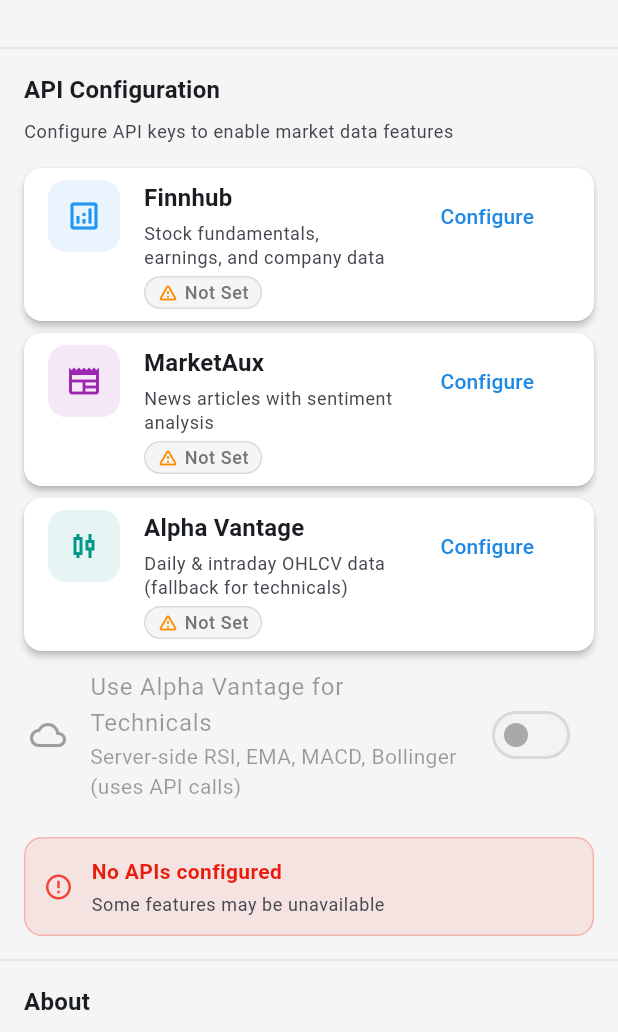
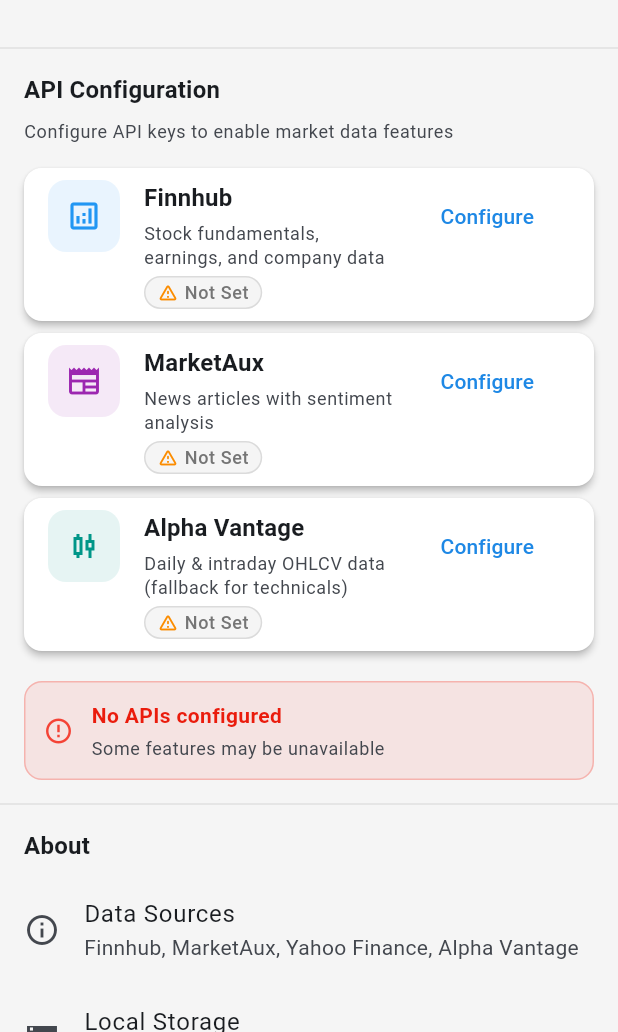
Before and after one commit to gestrow/watchlist_technicals, a Flutter app: the _SettingsPageContent screen opened directly, on a phone screen of 412 x 824 dp, the part 204-1236 px from its top. Run offline on Flutter 3.47's test engine with Material 3 defaults, Android fonts, the light colour scheme and no system bars; our stand-ins replace connectivity_plus, dartz, dio, equatable, flutter_bloc, flutter_secure_storage and 8 more; accounts and stored records are empty.

Commit message:
messed with AV implementation

```diff
--- a/lib/core/constants/app_constants.dart
+++ b/lib/core/constants/app_constants.dart
@@ -120,7 +120,10 @@
   static const String avModeKey = 'use_av_for_technicals';
   static const String avCallCountKey = 'av_call_count';
   static const String avCallDateKey = 'av_call_date';
+  static const String avFreeTierKey = 'av_free_tier';
   static const int avDailyCallLimit = 25;
+  /// Minimum ms between consecutive AV calls on the free tier (5 req/min = 12s).
+  static const int avFreeMinIntervalMs = 13000;
   static const Duration fundamentalsCacheTtl = Duration(hours: 24);
 
   // Feature Flags
--- a/lib/features/settings/presentation/bloc/settings_bloc.dart
+++ b/lib/features/settings/presentation/bloc/settings_bloc.dart
@@ -33,6 +33,7 @@
     on<ClearApiKey>(_onClearApiKey);
     on<ClearValidationState>(_onClearValidationState);
     on<ToggleAvForTechnicals>(_onToggleAvForTechnicals);
+    on<ToggleAvPremiumTier>(_onToggleAvPremiumTier);
   }
 
   Future<void> _onLoadSettings(
@@ -45,12 +46,15 @@
       final status = await _repository.getConfigurationStatus();
       final avMode =
           _settingsBox.get(AppConstants.avModeKey, defaultValue: false) as bool;
+      final avPremium =
+          !(_settingsBox.get(AppConstants.avFreeTierKey, defaultValue: true) as bool);
       emit(state.copyWith(
         isLoading: false,
         finnhubConfigured: status[ApiProvider.finnhub] ?? false,
         marketauxConfigured: status[ApiProvider.marketaux] ?? false,
         alphaVantageConfigured: status[ApiProvider.alphaVantage] ?? false,
         useAvForTechnicals: avMode,
+        avPremiumTier: avPremium,
       ));
     } catch (e) {
       emit(state.copyWith(
@@ -152,6 +156,15 @@
     emit(state.copyWith(useAvForTechnicals: event.enabled));
   }
 
+  Future<void> _onToggleAvPremiumTier(
+    ToggleAvPremiumTier event,
+    Emitter<SettingsState> emit,
+  ) async {
+    // avFreeTierKey stores true = free tier; premium = NOT free tier
+    await _settingsBox.put(AppConstants.avFreeTierKey, !event.isPremium);
+    emit(state.copyWith(avPremiumTier: event.isPremium));
+  }
+
   /// Validate an API key by making a test request
   Future<bool> _validateKey(ApiProvider provider, String apiKey) async {
     switch (provider) {
--- a/lib/features/settings/presentation/bloc/settings_event.dart
+++ b/lib/features/settings/presentation/bloc/settings_event.dart
@@ -59,3 +59,14 @@
   @override
   List<Object?> get props => [enabled];
 }
+
+/// Toggle between free and premium Alpha Vantage tier.
+/// Premium tier removes per-minute rate limiting.
+final class ToggleAvPremiumTier extends SettingsEvent {
+  final bool isPremium;
+
+  const ToggleAvPremiumTier({required this.isPremium});
+
+  @override
+  List<Object?> get props => [isPremium];
+}
--- a/lib/features/settings/presentation/bloc/settings_state.dart
+++ b/lib/features/settings/presentation/bloc/settings_state.dart
@@ -19,6 +19,8 @@
   final ApiProvider? validatingProvider;
   final String? error;
   final bool useAvForTechnicals;
+  /// True when the user has a paid Alpha Vantage plan (disables rate limiting).
+  final bool avPremiumTier;
 
   const SettingsState({
     this.isLoading = false,
@@ -30,6 +32,7 @@
     this.validatingProvider,
     this.error,
     this.useAvForTechnicals = false,
+    this.avPremiumTier = false,
   });
 
   /// Check if a specific provider is configured
@@ -66,6 +69,7 @@
     bool clearError = false,
     bool clearValidation = false,
     bool? useAvForTechnicals,
+    bool? avPremiumTier,
   }) {
     return SettingsState(
       isLoading: isLoading ?? this.isLoading,
@@ -82,6 +86,7 @@
           clearValidation ? null : (validatingProvider ?? this.validatingProvider),
       error: clearError ? null : (error ?? this.error),
       useAvForTechnicals: useAvForTechnicals ?? this.useAvForTechnicals,
+      avPremiumTier: avPremiumTier ?? this.avPremiumTier,
     );
   }
 
@@ -96,5 +101,6 @@
         validatingProvider,
         error,
         useAvForTechnicals,
+        avPremiumTier,
       ];
 }
--- a/lib/features/settings/presentation/pages/settings_page.dart
+++ b/lib/features/settings/presentation/pages/settings_page.dart
@@ -101,28 +101,8 @@
                 ),
               ),
 
-              // Alpha Vantage Technicals Toggle
-              Padding(
-                padding: const EdgeInsets.symmetric(horizontal: 4),
-                child: SwitchListTile(
-                  title: const Text('Use Alpha Vantage for Technicals'),
-                  subtitle: const Text(
-                    'Server-side RSI, EMA, MACD, Bollinger (uses API calls)',
-                  ),
-                  value: state.useAvForTechnicals,
-                  onChanged: state.alphaVantageConfigured
-                      ? (value) {
-                          context
-                              .read<SettingsBloc>()
-                              .add(ToggleAvForTechnicals(enabled: value));
-                        }
-                      : null,
-                  secondary: Icon(
-                    Icons.cloud_outlined,
-                    color: state.alphaVantageConfigured ? null : Colors.grey,
-                  ),
-                ),
-              ),
+              // AV technicals toggle and premium tier toggle are exposed
+              // inside the Alpha Vantage key dialog, not here.
 
               const SizedBox(height: 16),
 
--- a/lib/features/technicals/domain/usecases/fetch_fundamentals_usecase.dart
+++ b/lib/features/technicals/domain/usecases/fetch_fundamentals_usecase.dart
@@ -38,14 +38,17 @@
     }
 
     // Fetch company overview
+    await _callTracker.throttleIfNeeded();
     final overviewData = await _api.getCompanyOverview(symbol);
     _callTracker.recordCalls(1);
 
     // Fetch earnings
+    await _callTracker.throttleIfNeeded();
     final earningsData = await _api.getEarnings(symbol);
     _callTracker.recordCalls(1);
 
     // Fetch income statement
+    await _callTracker.throttleIfNeeded();
     final incomeData = await _api.getIncomeStatement(symbol);
     _callTracker.recordCalls(1);
 
```
Also changed, not shown: lib/core/services/av_call_tracker.dart (+46 -0 lines), lib/features/settings/presentation/widgets/api_key_dialog.dart (+20 -0 lines), lib/features/technicals/domain/usecases/calculate_technicals_usecase.dart (+8 -24 lines), lib/features/technicals/presentation/bloc/technicals_bloc.dart (+8 -2 lines), lib/features/technicals/presentation/widgets/expandable_text.dart (added, +100 -0 lines), lib/features/technicals/presentation/widgets/fundamentals_section.dart (+4 -4 lines).
